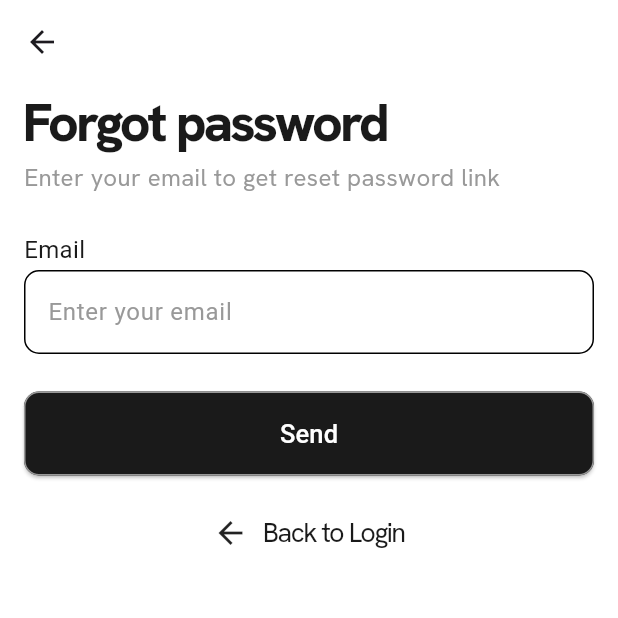
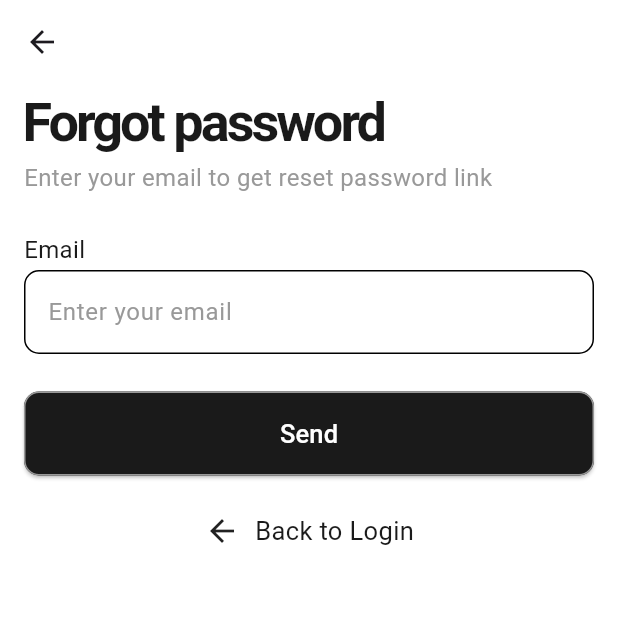
Before and after one commit to suheerthedev/marketplace, a Flutter app: the ForgotPasswordView screen opened by its route, on a phone screen of 412 x 824 dp, the top half of it. Run offline on Flutter 3.47's test engine with Material 3 defaults, Android fonts, the phone set to English and light mode, and no system bars; our stand-ins replace carousel_slider, flutter_svg, font_awesome_flutter, google_fonts, stacked, stacked_services and 1 more.

Commit message:
Updated Forgot Password View

```diff
--- a/lib/ui/views/forgot_password/forgot_password_view.dart
+++ b/lib/ui/views/forgot_password/forgot_password_view.dart
@@ -31,16 +31,16 @@ class ForgotPasswordView extends StackedView<ForgotPasswordViewModel> {
                 children: [
                   Text(
                     "Forgot password",
-                    style: GoogleFonts.hankenGrotesk(
+                    style: GoogleFonts.roboto(
                         letterSpacing: -2,
                         wordSpacing: 0,
                         color: mainTextColor,
                         fontSize: 36,
-                        fontWeight: FontWeight.w800),
+                        fontWeight: FontWeight.w600),
                   ),
                   Text(
                     "Enter your email to get reset password link",
-                    style: GoogleFonts.hankenGrotesk(
+                    style: GoogleFonts.roboto(
                         color: lightTextColor,
                         fontSize: 16,
                         fontWeight: FontWeight.w400),
@@ -67,11 +67,10 @@ class ForgotPasswordView extends StackedView<ForgotPasswordViewModel> {
                     const Icon(Icons.arrow_back),
                     Text(
                       "Back to Login",
-                      style: GoogleFonts.hankenGrotesk(
-                        letterSpacing: -1,
+                      style: GoogleFonts.roboto(
                         color: mainTextColor,
                         fontWeight: FontWeight.w400,
-                        fontSize: 18,
+                        fontSize: 17,
                       ),
                     )
                   ],
```
